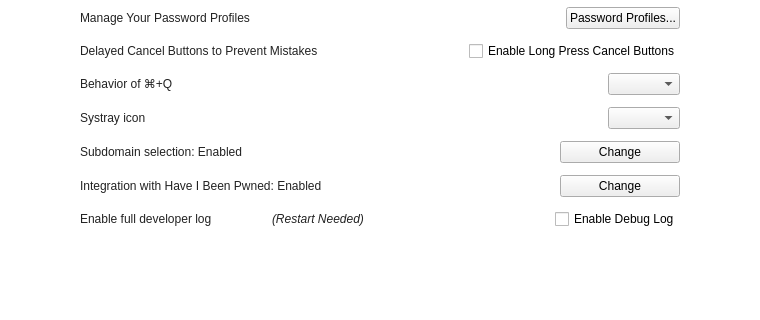
This is src/MainWindow.ui in mooltipass/moolticute as Qt 5 draws it before an edit; both pictures show x 114 to 874 and y 312 to 632 of the 988 by 632 pixel window. The edited form follows.
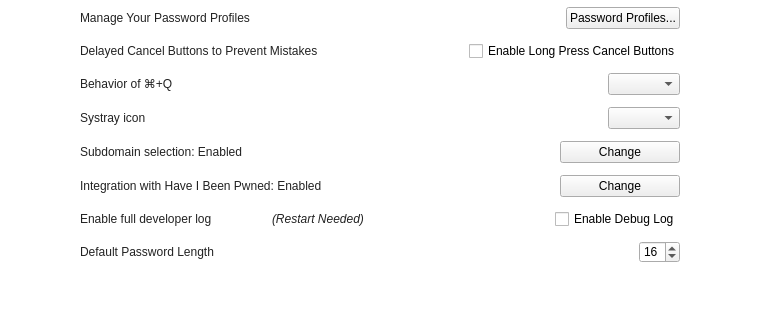
This is the edited form. Icons and pictures are not drawn. Custom widgets are drawn as their Qt base class.

Commit message: Add option to set default password length

Patch:
```diff
--- a/src/MainWindow.ui
+++ b/src/MainWindow.ui
@@ -3558,6 +3558,43 @@
               </item>
              </layout>
             </item>
+            <item>
+             <layout class="QHBoxLayout" name="horizontalLayout_56">
+              <item>
+               <widget class="QLabel" name="label_defaultPasswordLength">
+                <property name="text">
+                 <string>Default Password Length</string>
+                </property>
+               </widget>
+              </item>
+              <item>
+               <spacer name="horizontalSpacer_52">
+                <property name="orientation">
+                 <enum>Qt::Horizontal</enum>
+                </property>
+                <property name="sizeHint" stdset="0">
+                 <size>
+                  <width>40</width>
+                  <height>20</height>
+                 </size>
+                </property>
+               </spacer>
+              </item>
+              <item>
+               <widget class="QSpinBox" name="spinBoxDefaultPwdLength">
+                <property name="minimum">
+                 <number>1</number>
+                </property>
+                <property name="maximum">
+                 <number>64</number>
+                </property>
+                <property name="value">
+                 <number>16</number>
+                </property>
+               </widget>
+              </item>
+             </layout>
+            </item>
             <item>
              <spacer name="horizontalSpacer_44">
               <property name="orientation">
```
The commit also changes 3 other files.
